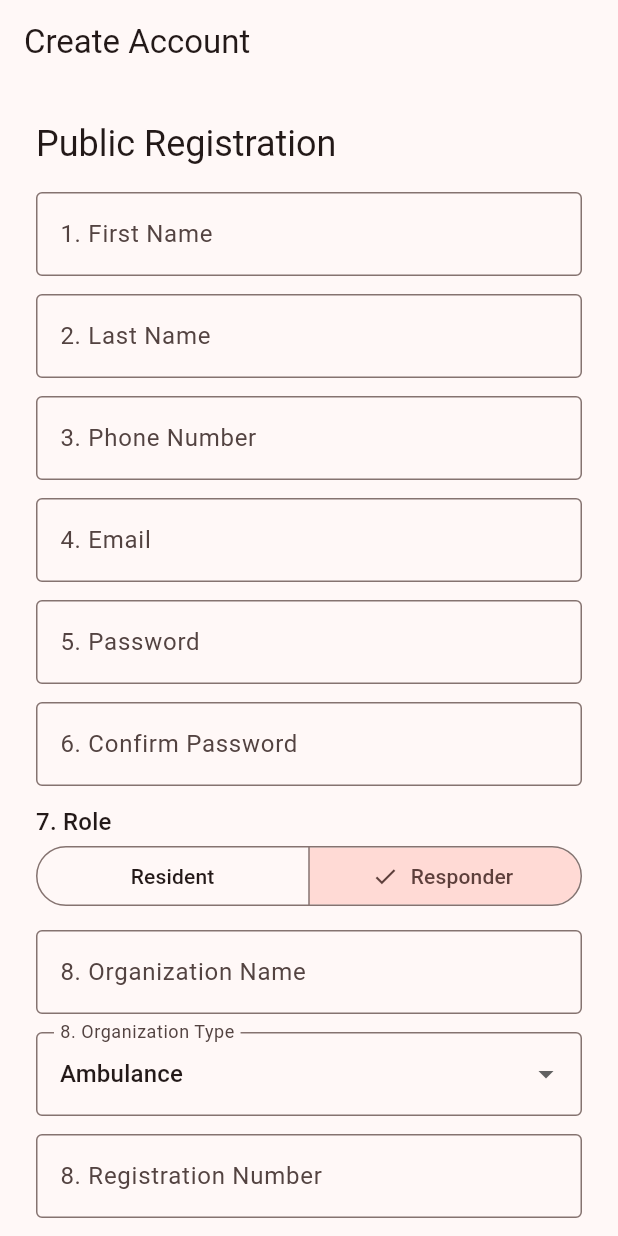
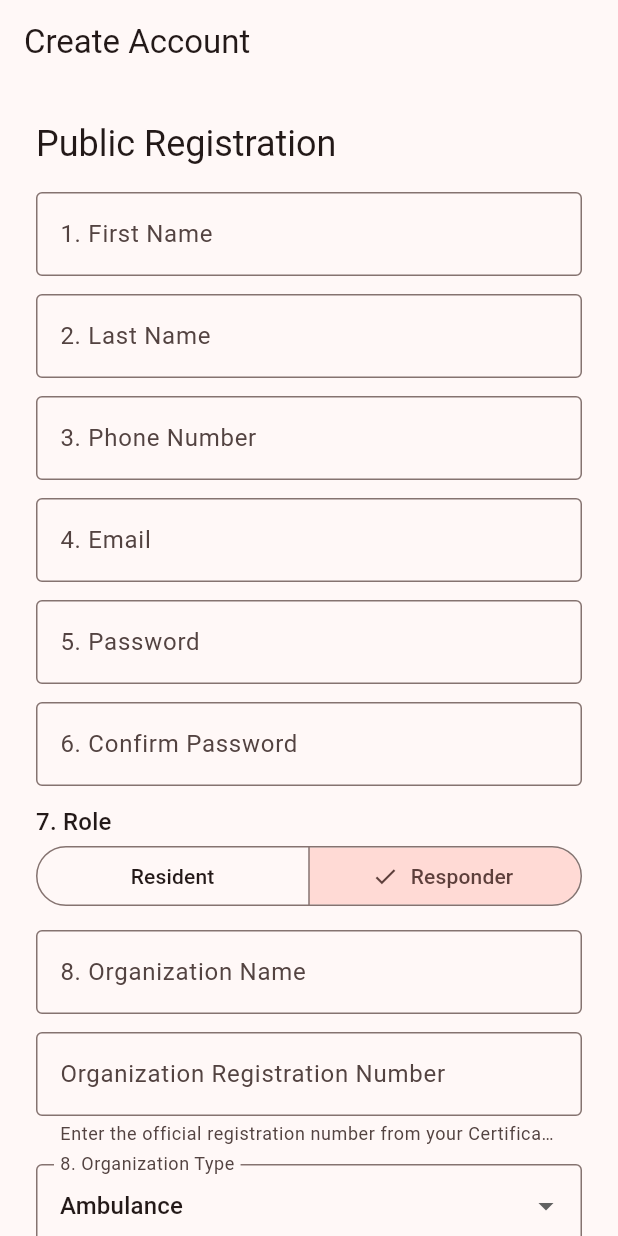
Before and after one commit to Stanley799/A-Mobile-Application-with-SVM-Classification-for-Emergency-Response-and-Personal-Safety-Among-Kenyan, a Flutter app: the CreateAccountScreen screen opened by its route, after a tap on "Responder", on a phone screen of 412 x 824 dp. Run offline on Flutter 3.47's test engine with Material 3 defaults, Android fonts, the light colour scheme and no system bars; our stand-ins replace cloud_firestore, firebase_auth, firebase_core, go_router, permission_handler; accounts and stored records are empty.

Commit message:
Responder Registration number and field updates

```diff
--- a/mobile/lib/app/auth_state_controller.dart
+++ b/mobile/lib/app/auth_state_controller.dart
@@ -40,12 +40,17 @@ class AuthStateController extends ChangeNotifier {
     notifyListeners();
 
     if (user != null) {
+      try {
         _profile = await authRepository.getUserProfile(user.uid);
         if (_profile?.role.firestoreValue == 'Responder') {
           _responderProfile = await authRepository.getResponderProfile(user.uid);
         }
         if (_profile != null) {
           await permissionService.requestForRole(_profile!.role);
+        }
+      } on FirebaseException {
+        _profile = null;
+        _responderProfile = null;
       }
     }
 
--- a/mobile/lib/features/auth/screens/create_account_screen.dart
+++ b/mobile/lib/features/auth/screens/create_account_screen.dart
@@ -1,5 +1,6 @@
 import 'package:firebase_auth/firebase_auth.dart';
 import 'package:flutter/material.dart';
+import 'package:flutter/services.dart';
 import 'package:go_router/go_router.dart';
 import 'package:provider/provider.dart';
 
@@ -15,13 +16,12 @@ class CreateAccountScreen extends StatefulWidget {
 }
 
 class _CreateAccountScreenState extends State<CreateAccountScreen> {
-  static final RegExp _kenyanPhoneRegex = RegExp(r'^\+254[17]\d{8}$');
+  static final RegExp _kenyanPhoneRegex = RegExp(r'^[17]\d{8}$');
 
   final _formKey = GlobalKey<FormState>();
   final _firstNameController = TextEditingController();
   final _lastNameController = TextEditingController();
   final _dobController = TextEditingController();
-  final _genderController = TextEditingController();
   final _phoneController = TextEditingController();
   final _emailController = TextEditingController();
   final _passwordController = TextEditingController();
@@ -33,6 +33,7 @@ class _CreateAccountScreenState extends State<CreateAccountScreen> {
   UserRole _role = UserRole.resident;
   OrganizationType _organizationType = OrganizationType.ambulance;
   PreferredLanguage _preferredLanguage = PreferredLanguage.en;
+  String? _gender;
   bool _consent = false;
   bool _isSubmitting = false;
   String? _phoneInlineError;
@@ -43,7 +44,6 @@ class _CreateAccountScreenState extends State<CreateAccountScreen> {
     _firstNameController.dispose();
     _lastNameController.dispose();
     _dobController.dispose();
-    _genderController.dispose();
     _phoneController.dispose();
     _emailController.dispose();
     _passwordController.dispose();
@@ -69,6 +69,24 @@ class _CreateAccountScreenState extends State<CreateAccountScreen> {
         '${selected.year.toString().padLeft(4, '0')}-${selected.month.toString().padLeft(2, '0')}-${selected.day.toString().padLeft(2, '0')}';
   }
 
+  String? _validateRegistrationNumber(String? value) {
+    if (value == null || value.trim().isEmpty) {
+      return 'Organization registration number is required';
+    }
+    final trimmed = value.trim();
+    if (trimmed.length < 5) {
+      return 'Registration number must be at least 5 characters';
+    }
+    if (trimmed.length > 30) {
+      return 'Registration number is too long';
+    }
+    final validPattern = RegExp(r'^[A-Za-z0-9/.\-]+$');
+    if (!validPattern.hasMatch(trimmed)) {
+      return 'Only letters, numbers, slashes, dots, and hyphens are allowed';
+    }
+    return null;
+  }
+
   Future<void> _submit() async {
     if (!_formKey.currentState!.validate()) {
       return;
@@ -81,9 +99,16 @@ class _CreateAccountScreenState extends State<CreateAccountScreen> {
       return;
     }
 
+    if (_gender == null) {
+      setState(() {
+        _submitError = 'Please select Male or Female for gender.';
+      });
+      return;
+    }
+
     if (!_kenyanPhoneRegex.hasMatch(_phoneController.text.trim())) {
       setState(() {
-        _phoneInlineError = 'Phone number must match +2547XXXXXXXX or +2541XXXXXXXX.';
+        _phoneInlineError = 'Enter 9 digits starting with 7 or 1.';
       });
       return;
     }
@@ -103,8 +128,8 @@ class _CreateAccountScreenState extends State<CreateAccountScreen> {
         firstName: _firstNameController.text,
         lastName: _lastNameController.text,
         dateOfBirth: dateOfBirth,
-        gender: _genderController.text,
-        phoneNumber: _phoneController.text,
+        gender: _gender!,
+        phoneNumber: '+254${_phoneController.text.trim()}',
         email: _emailController.text,
         password: _passwordController.text,
         role: _role,
@@ -126,13 +151,17 @@ class _CreateAccountScreenState extends State<CreateAccountScreen> {
 
       context.go('/loading');
     } on FirebaseAuthException catch (e) {
+      if (mounted) {
         setState(() {
           _submitError = e.message ?? 'Unable to create account. Please try again.';
         });
+      }
     } catch (_) {
+      if (mounted) {
         setState(() {
           _submitError = 'Unable to create account. Please verify your details and try again.';
         });
+      }
     } finally {
       if (mounted) {
         setState(() {
@@ -173,9 +202,14 @@ class _CreateAccountScreenState extends State<CreateAccountScreen> {
               TextFormField(
                 controller: _phoneController,
                 keyboardType: TextInputType.phone,
+                inputFormatters: [
+                  FilteringTextInputFormatter.digitsOnly,
+                  LengthLimitingTextInputFormatter(9),
+                ],
                 decoration: InputDecoration(
                   labelText: '3. Phone Number',
-                  hintText: '+2547XXXXXXXX',
+                  prefixText: '+254 ',
+                  hintText: 'XXXXXXXXX',
                   border: const OutlineInputBorder(),
                   errorText: _phoneInlineError,
                 ),
@@ -191,7 +225,7 @@ class _CreateAccountScreenState extends State<CreateAccountScreen> {
                     return 'Phone number is required.';
                   }
                   if (!_kenyanPhoneRegex.hasMatch(value.trim())) {
-                    return 'Use +2547XXXXXXXX or +2541XXXXXXXX format.';
+                    return 'Enter 9 digits starting with 7 or 1.';
                   }
                   return null;
                 },
@@ -269,6 +303,20 @@ class _CreateAccountScreenState extends State<CreateAccountScreen> {
                   label: '8. Organization Name',
                 ),
                 const SizedBox(height: 12),
+                TextFormField(
+                  controller: _registrationNumberController,
+                  keyboardType: TextInputType.text,
+                  textCapitalization: TextCapitalization.characters,
+                  autovalidateMode: AutovalidateMode.onUserInteraction,
+                  decoration: const InputDecoration(
+                    labelText: 'Organization Registration Number',
+                    helperText:
+                        'Enter the official registration number from your Certificate of Incorporation or NGO registration certificate.',
+                    border: OutlineInputBorder(),
+                  ),
+                  validator: _validateRegistrationNumber,
+                ),
+                const SizedBox(height: 12),
                 DropdownButtonFormField<OrganizationType>(
                   initialValue: _organizationType,
                   decoration: const InputDecoration(
@@ -288,11 +336,6 @@ class _CreateAccountScreenState extends State<CreateAccountScreen> {
                       setState(() => _organizationType = value);
                     }
                   },
-                ),
-                const SizedBox(height: 12),
-                _textField(
-                  controller: _registrationNumberController,
-                  label: '8. Registration Number',
                 ),
                 const SizedBox(height: 12),
                 _textField(
@@ -344,9 +387,46 @@ class _CreateAccountScreenState extends State<CreateAccountScreen> {
                 },
               ),
               const SizedBox(height: 12),
-              _textField(
-                controller: _genderController,
-                label: 'Gender',
+              Text(
+                'Gender',
+                style: Theme.of(context).textTheme.titleMedium,
+              ),
+              FormField<String>(
+                validator: (_) => _gender == null ? 'Gender is required.' : null,
+                builder: (field) => Column(
+                  crossAxisAlignment: CrossAxisAlignment.start,
+                  children: [
+                    RadioGroup<String>(
+                      groupValue: _gender,
+                      onChanged: (value) {
+                        setState(() => _gender = value);
+                        field.didChange(value);
+                      },
+                      child: Column(
+                        children: [
+                          RadioListTile<String>(
+                            contentPadding: EdgeInsets.zero,
+                            title: const Text('Male'),
+                            value: 'Male',
+                          ),
+                          RadioListTile<String>(
+                            contentPadding: EdgeInsets.zero,
+                            title: const Text('Female'),
+                            value: 'Female',
+                          ),
+                        ],
+                      ),
+                    ),
+                    if (field.hasError)
+                      Padding(
+                        padding: const EdgeInsets.only(left: 16),
+                        child: Text(
+                          field.errorText!,
+                          style: TextStyle(color: Theme.of(context).colorScheme.error),
+                        ),
+                      ),
+                  ],
+                ),
               ),
               const SizedBox(height: 12),
               CheckboxListTile(
--- a/mobile/lib/features/auth/screens/sign_in_screen.dart
+++ b/mobile/lib/features/auth/screens/sign_in_screen.dart
@@ -52,13 +52,17 @@ class _SignInScreenState extends State<SignInScreen> {
       }
       context.go('/loading');
     } on FirebaseAuthException catch (e) {
+      if (mounted) {
         setState(() {
           _errorMessage = authRepository.mapSignInError(e);
         });
+      }
     } catch (_) {
+      if (mounted) {
         setState(() {
           _errorMessage = 'Unable to sign in at the moment. Please try again.';
         });
+      }
     } finally {
       if (mounted) {
         setState(() {
```
Also changed, not shown: mobile/lib/features/home/screens/placeholder_screens.dart (+61 -3 lines), 4 other files. Lines whose indentation alone changed are shown as unchanged.
